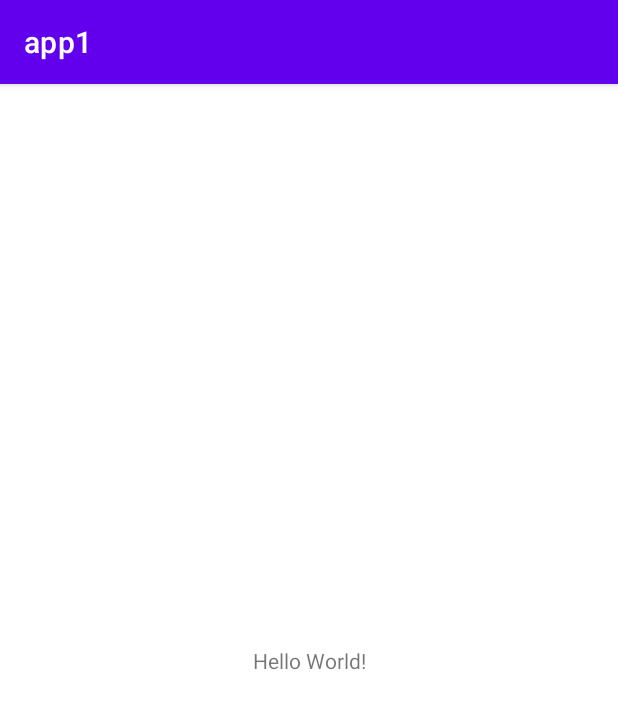
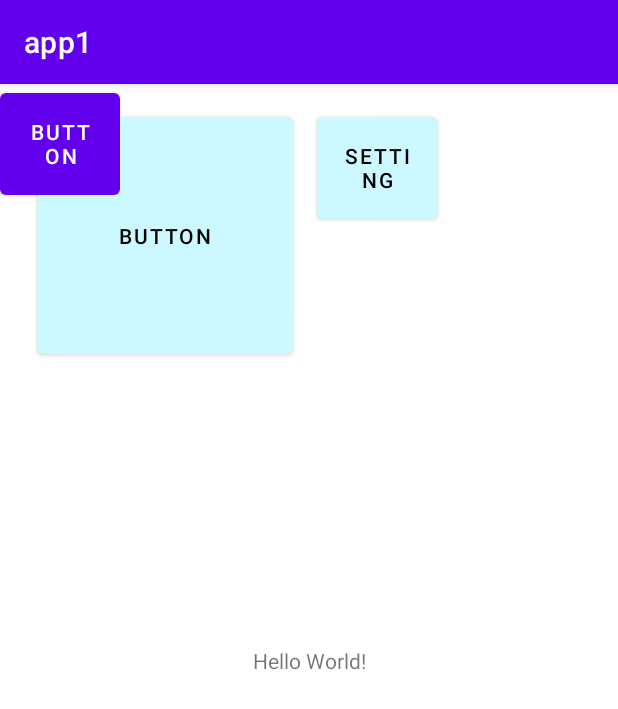
Before and after one commit to Komorebi-tg/app1, an Android app: the screen it shows after launch (MainActivity), on a phone screen of 412 x 824 dp. Shown: the top 709 px of the screen. Run offline under Robolectric (Android 15) with nearby library versions, the phone set to English and light mode, and no system bars.

Commit message:
added buttons

```diff
--- a/app/src/main/res/layout/activity_main.xml
+++ b/app/src/main/res/layout/activity_main.xml
@@ -15,4 +15,38 @@
         app:layout_constraintRight_toRightOf="parent"
         app:layout_constraintTop_toTopOf="parent" />
 
+    <Button
+        android:id="@+id/button_day"
+        android:layout_width="170dp"
+        android:layout_height="170dp"
+        android:layout_marginStart="25dp"
+        android:layout_marginLeft="25dp"
+        android:layout_marginTop="16dp"
+        android:text="Button"
+        android:textColor="@color/black"
+        app:backgroundTint="@color/Mizuiro"
+        app:layout_constraintStart_toStartOf="parent"
+        app:layout_constraintTop_toTopOf="parent" />
+
+    <Button
+        android:id="@+id/button_setting"
+        android:layout_width="80dp"
+        android:layout_height="80dp"
+        android:layout_marginStart="16dp"
+        android:layout_marginLeft="16dp"
+        android:layout_marginTop="16dp"
+        android:text="@string/Setting"
+        android:textColor="@color/black"
+        app:backgroundTint="@color/Mizuiro"
+        app:layout_constraintStart_toEndOf="@+id/button_day"
+        app:layout_constraintTop_toTopOf="parent" />
+
+    <Button
+        android:id="@+id/button_my_profile"
+        android:layout_width="80dp"
+        android:layout_height="80dp"
+        android:text="Button"
+        tools:layout_editor_absoluteX="301dp"
+        tools:layout_editor_absoluteY="46dp" />
+
 </androidx.constraintlayout.widget.ConstraintLayout>
```
